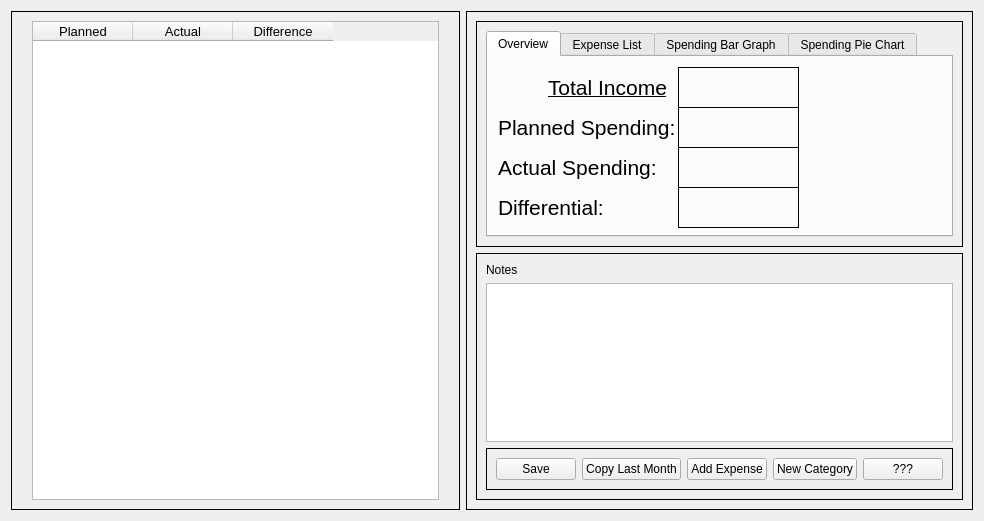
Before: the Qt Designer form rsrc/UI/TableTest.ui in Winkelmann17/BudgetTool-Python, drawn with Qt 5.
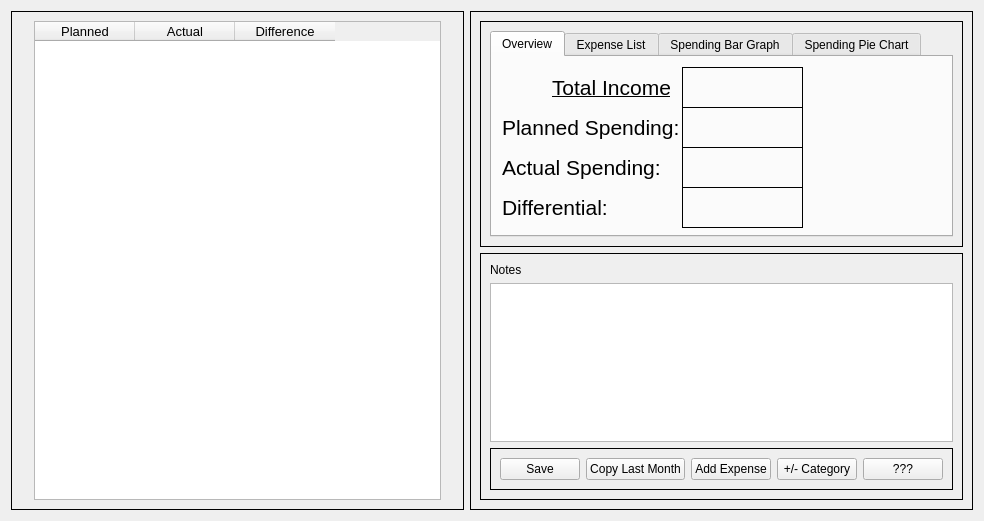
After: the same form once the commit is applied.

Commit message: Updated UI buttons for new editing categories popup

The edit to the form file:
```diff
--- a/rsrc/UI/TableTest.ui
+++ b/rsrc/UI/TableTest.ui
@@ -240,7 +240,7 @@
             <item>
              <widget class="QPushButton" name="newCategoryButton">
               <property name="text">
-               <string>New Category</string>
+               <string>+/- Category</string>
               </property>
              </widget>
             </item>
```
Left out of the diff: 4 changed lines with no effect on the pictures.
